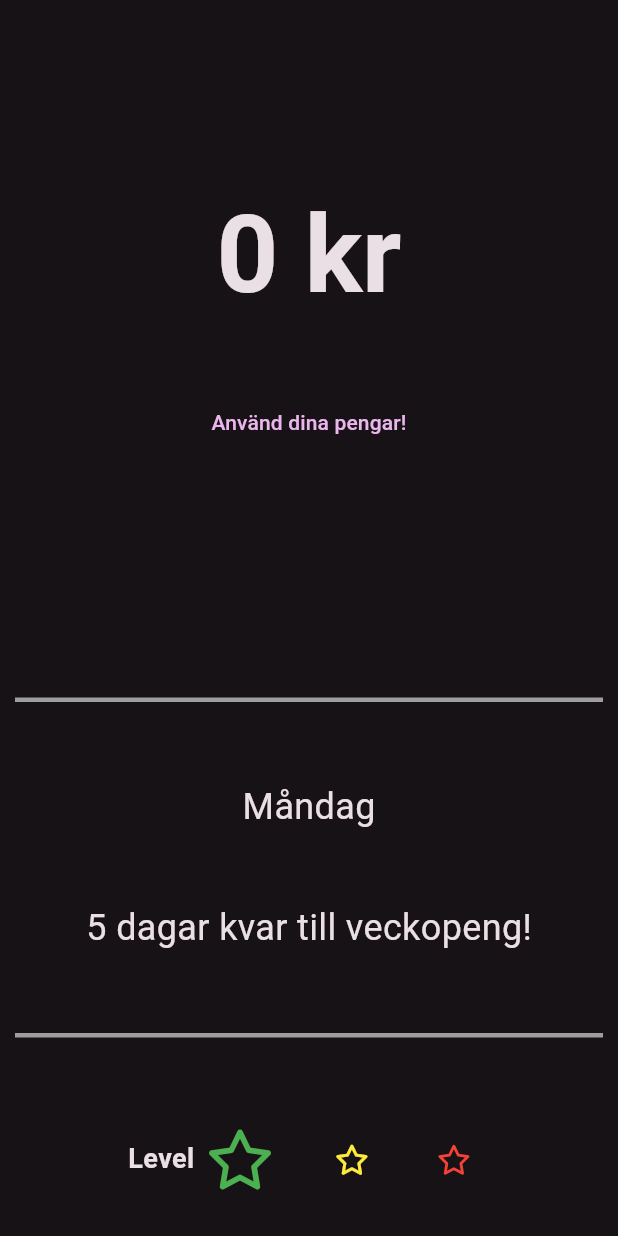
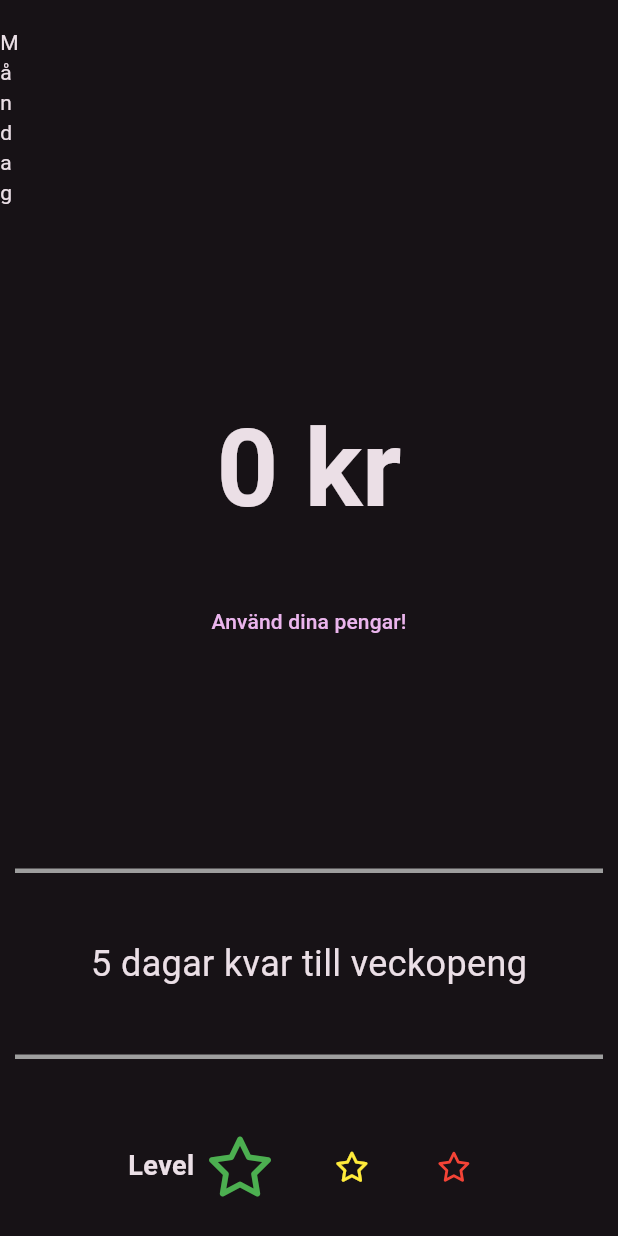
Before and after one commit to holewa/sparboessan, a Flutter app: the HomePageLoggedIn screen opened directly, on a phone screen of 412 x 824 dp. Run offline on Flutter 3.47's test engine with Material 3 defaults, Android fonts, the phone set to English and light mode, and no system bars; our stand-ins replace font_awesome_flutter.

Commit message:
Minor fixes

```diff
--- a/lib/pages/logged-in/home_page_li.dart
+++ b/lib/pages/logged-in/home_page_li.dart
@@ -14,6 +14,16 @@ class HomePageLoggedIn extends StatelessWidget {
       body: Column(
         mainAxisAlignment: MainAxisAlignment.spaceAround,
         children: [
+        Padding(
+          padding:
+              const EdgeInsets.only(right: 417),
+          child: Text(
+            context.watch<DateProvider>().currentDay,
+            style: const TextStyle(
+              fontSize: 14,
+            ),
+          ),
+        ),
           const SizedBox(
             height: 60,
           ),
@@ -26,9 +36,6 @@ class HomePageLoggedIn extends StatelessWidget {
             height: 60,
           ),
           const Divider(),
-          Text(
-            context.watch<DateProvider>().currentDay,
-          ),
           Text(
             context.watch<DateProvider>().daysUntilSaturdayText,
           ),
--- a/lib/providers/date_provider.dart
+++ b/lib/providers/date_provider.dart
@@ -5,9 +5,11 @@ import 'package:pengastigen/providers/money_provider.dart';
 
 class DateProvider extends ChangeNotifier {
   DateTime _currentTime = DateTime.now();
+  final MoneyProvider moneyProvider;
+
+  //kan raderas sen
   int day = 1;
   late DateTime _currentTimeFake = DateTime.utc(2024, 7, day);
-  final MoneyProvider moneyProvider;
 
   Timer? _timer;
 
@@ -21,7 +23,7 @@ class DateProvider extends ChangeNotifier {
       _daysUntilSaturdayText(_daysUntilSaturdayFake());
 
   //todo använd denna istället
-  int get daysUntilSaturday => _daysUntilSaturday();
+  int get daysUntilSaturday => _daysUntilSaturdayFake();
 
   void _startTimer() {
     _timer = Timer.periodic(const Duration(seconds: 10), (timer) {
@@ -37,8 +39,7 @@ class DateProvider extends ChangeNotifier {
   }
 
   void updateTimeFakeDays() {
-    print(getDayOfTheWeek(_currentTimeFake));
-    if (getDayOfTheWeek(_currentTimeFake) == "Lördag") {
+    if (getDayOfTheWeek(_currentTimeFake) == "Fredag") {
       moneyProvider.incrementMoney();
     }
     if (day == 8) {
@@ -67,12 +68,11 @@ class DateProvider extends ChangeNotifier {
   }
 
   String _daysUntilSaturdayText(daysUntilSaturday) {
-    print(daysUntilSaturday);
     if (daysUntilSaturday == 1) {
-      return '$daysUntilSaturday dag kvar till veckopeng!';
+      return '$daysUntilSaturday dag kvar till veckopeng';
     }
     if (daysUntilSaturday > 0) {
-      return '$daysUntilSaturday dagar kvar till veckopeng!';
+      return '$daysUntilSaturday dagar kvar till veckopeng';
     }
     //händer på söndag och måndag
     if (daysUntilSaturday < 0) {
--- a/lib/widgets/level_indicator.dart
+++ b/lib/widgets/level_indicator.dart
@@ -1,6 +1,7 @@
 import 'package:flutter/material.dart';
 import 'package:font_awesome_flutter/font_awesome_flutter.dart';
 import 'package:pengastigen/constans/get_color_by_level.dart';
+import 'package:pengastigen/providers/date_provider.dart';
 import 'package:pengastigen/providers/money_provider.dart';
 import 'package:provider/provider.dart';
 
@@ -11,7 +12,9 @@ class LevelIndicator extends StatelessWidget {
 
   @override
   Widget build(BuildContext context) {
-    return Center(
+    return Row(
+      children: [
+        Expanded(
           child: Row(
             mainAxisAlignment: MainAxisAlignment.center,
             children: [
@@ -29,15 +32,16 @@ class LevelIndicator extends StatelessWidget {
                   return Row(
                     children: [
                       IconButton(
-                    tooltip: 'Nivå ${index + 1} - Denna nivå ger dig ${(index + 1) * 10} kr varje vecka!',
+                        tooltip:
+                            'Nivå ${index + 1} - Denna nivå ger dig ${(index + 1) * 10} kr varje vecka!',
                         icon: const FaIcon(FontAwesomeIcons.star),
                         color: GetColorByLevel.getColorByLevel(index + 1),
                         iconSize: isCurrentLevel ? 40 : 20,
                         onPressed: () {},
                       ),
                       if (index < maxLevel - 1)
-                    const Divider(
-                      height: 20, // Set width for the divider line
+                        const VerticalDivider(
+                          width: 20, // Set width for the divider line
                           color: Colors.black,
                         ),
                     ],
@@ -46,6 +50,8 @@ class LevelIndicator extends StatelessWidget {
               ),
             ],
           ),
+        ),
+      ],
     );
   }
 }
```
Lines whose indentation alone changed are shown as unchanged.
